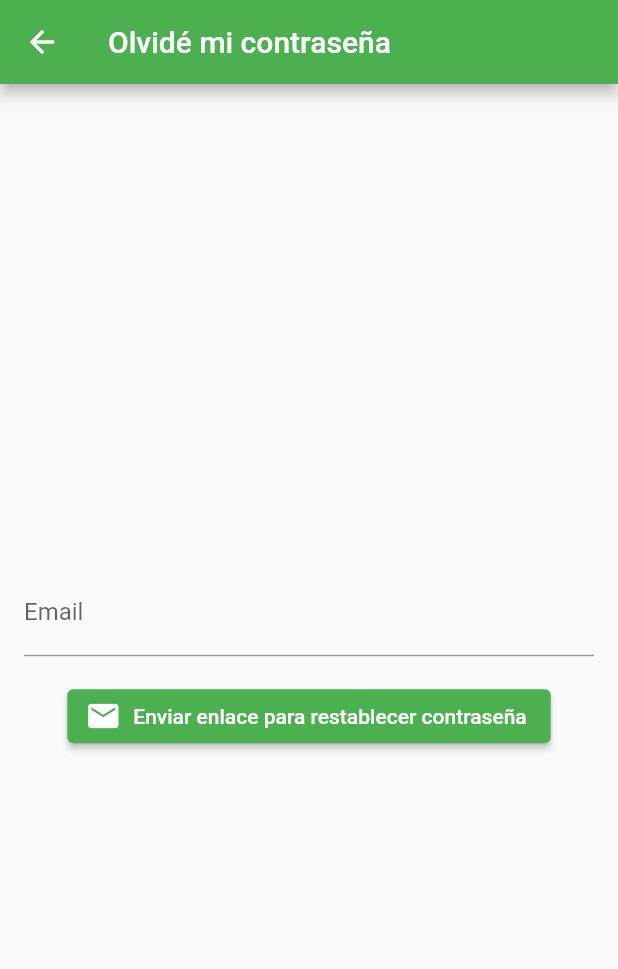
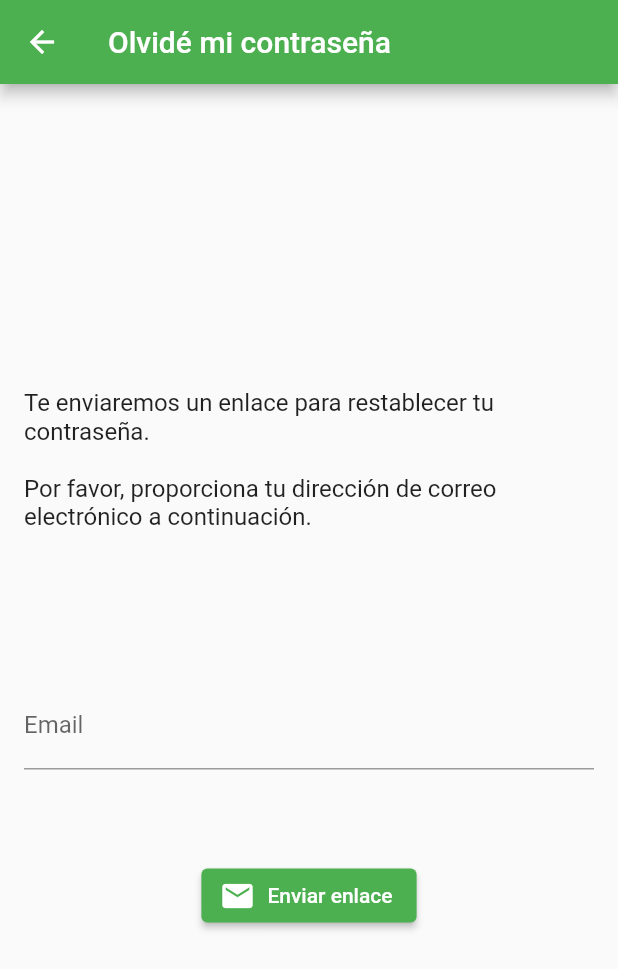
Before and after one commit to FrancaBruzzone/Obl_IHC_PruebasConFlutter, a Flutter app: the screen it shows after launch, after a tap on "Olvidé mi contraseña", on a phone screen of 412 x 824 dp. Shown: the top 969 px of the screen. Run offline on Flutter 3.47's test engine with Material 2 defaults, Android fonts, the phone set to English and light mode, and no system bars; our stand-ins replace firebase_auth, firebase_core, flutter_image_compress, google_sign_in, image_picker, shared_preferences; missing offline and left inert: flutter_barcode_scanner, flutter_facebook_auth; accounts and stored records are empty; network calls fail.

Commit message:
Cambios de estilo

```diff
--- a/lib/views/forgotpassword_page.dart
+++ b/lib/views/forgotpassword_page.dart
@@ -50,13 +50,19 @@ class _ForgotPasswordPageState extends State<ForgotPasswordPage> {
         child: Column(
           mainAxisAlignment: MainAxisAlignment.center,
           children: <Widget>[
+            Text('Te enviaremos un enlace para restablecer tu contraseña. \n\nPor favor, proporciona tu dirección de correo electrónico a continuación.',
+              style: TextStyle(
+                fontSize: 16,
+              ),
+            ),
+            SizedBox(height: 100),
             TextField(
               controller: emailController,
               decoration: InputDecoration(
                 labelText: 'Email',
               ),
             ),
-            SizedBox(height: 16.0),
+            SizedBox(height: 60),
             ElevatedButton.icon(
               style: ButtonStyle(
                 backgroundColor: MaterialStateProperty.all<Color>(Colors.green),
@@ -69,7 +75,7 @@ class _ForgotPasswordPageState extends State<ForgotPasswordPage> {
                 color: Colors.white,
               ),
               label: Text(
-                'Enviar enlace para restablecer contraseña',
+                'Enviar enlace',
                 style: TextStyle(color: Colors.white),
               ),
             ),
--- a/lib/views/home_page.dart
+++ b/lib/views/home_page.dart
@@ -23,6 +23,7 @@ class HomePage extends StatelessWidget {
             ],
           ),
           bottom: TabBar(
+            labelStyle: TextStyle(fontSize: 16),
             tabs: [
               Tab(text: 'Productos'),
               Tab(text: 'Artículos'),
--- a/lib/views/login_page.dart
+++ b/lib/views/login_page.dart
@@ -39,6 +39,8 @@ class _LoginPageState extends State<LoginPage> {
         child: Column(
           mainAxisAlignment: MainAxisAlignment.center,
           children: <Widget>[
+            Image.asset('images/GREENTRACE_WHITE.png', width: 200),
+            SizedBox(height: 20),
             TextField(
               controller: emailController,
               decoration: InputDecoration(
@@ -53,7 +55,11 @@ class _LoginPageState extends State<LoginPage> {
                 labelText: 'Contraseña',
               ),
             ),
-            SizedBox(height: 16.0),
+            SizedBox(height: 40),
+            SizedBox(
+              width: 160,
+              height: 40,
+              child:
               ElevatedButton.icon(
                 style: ButtonStyle(
                   backgroundColor: MaterialStateProperty.all<Color>(Colors.green),
@@ -93,6 +99,7 @@ class _LoginPageState extends State<LoginPage> {
                 ),
                 label: Text('Iniciar sesión',
                   style: TextStyle(color: Colors.white),
+                ),
               ),
             ),
             SizedBox(height: 10.0),
--- a/pubspec.yaml
+++ b/pubspec.yaml
@@ -77,6 +77,7 @@ flutter:
   #   - images/a_dot_ham.jpeg
   assets:
     - images/huella_carbono.jpg
+    - images/GREENTRACE_WHITE.png
     - images/loading.gif
 
   # An image asset can refer to one or more resolution-specific "variants", see
```
Also changed, not shown: lib/views/editprofile_page.dart (+7 -15 lines), lib/views/profile_page.dart (+13 -3 lines), lib/views/searchproduct_page.dart (+25 -50 lines), images/GREENTRACE_WHITE.png. Lines whose indentation alone changed are shown as unchanged.
